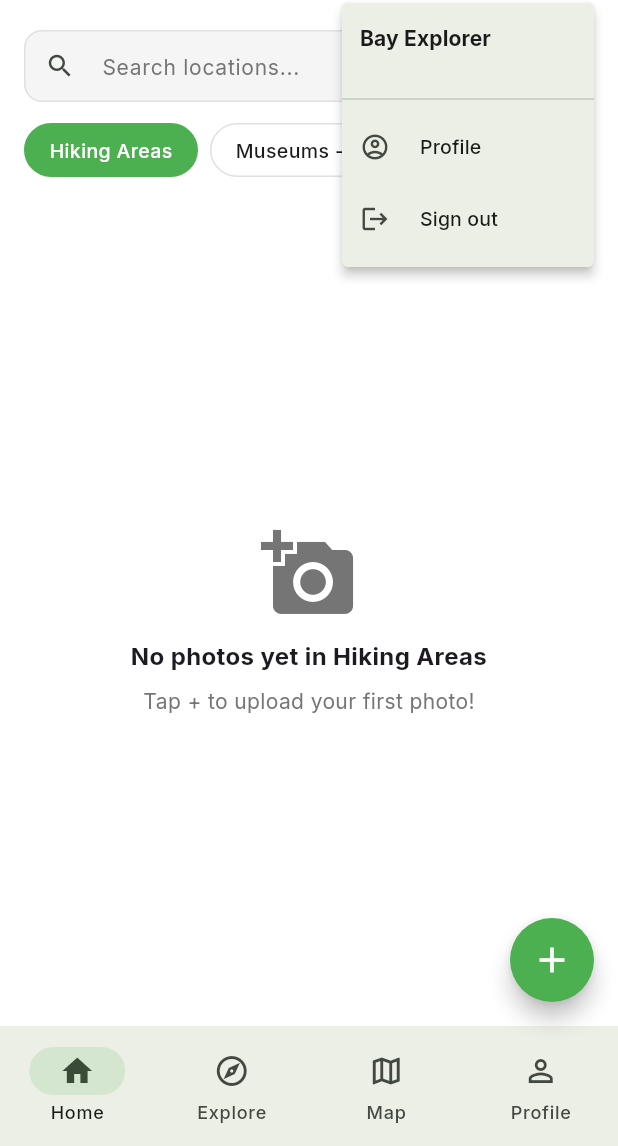
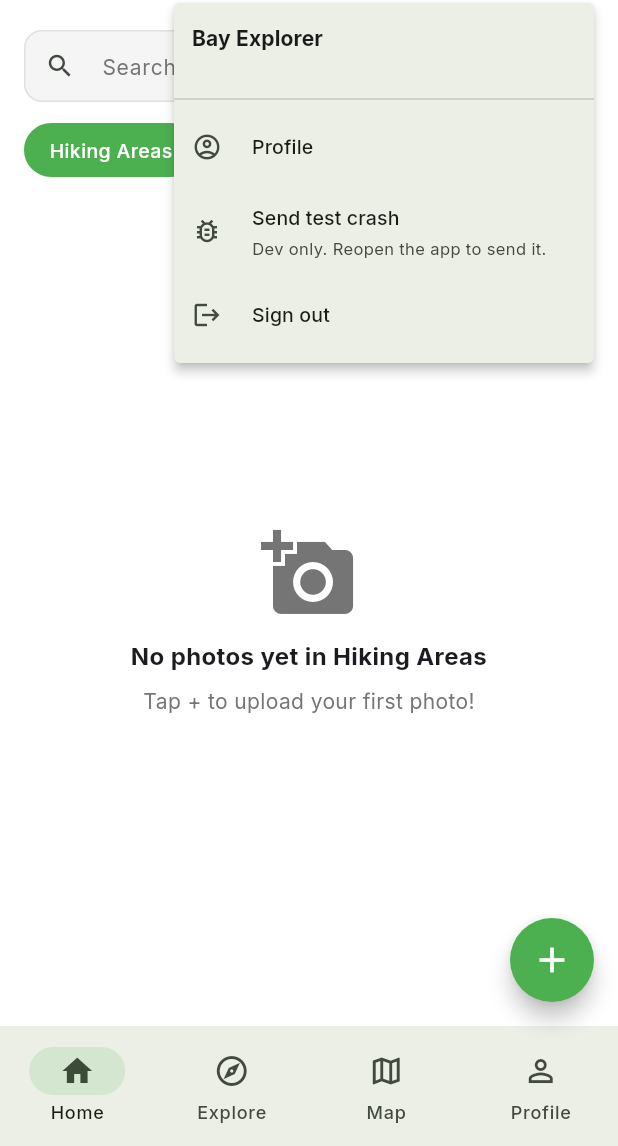
Before and after one commit to bkapsalis/photos-activities, a Flutter app: the screen it shows once a user with an empty profile is signed in, after a tap on "BE", on a phone screen of 412 x 824 dp, the part 90-1236 px from its top. Run offline on Flutter 3.47's test engine with Material 3 defaults, Android fonts, the phone set to English and light mode, and no system bars; our stand-ins replace cloud_firestore, file_picker, firebase_analytics, firebase_auth, firebase_core, firebase_crashlytics and 7 more; missing offline and left inert: dart:js_interop, exif_reader; accounts and stored records are empty.

Commit message:
Add Firebase Crashlytics on Android and iOS
Crashes now reach each environment's own Firebase project, tagged with
the environment and the user's opaque uid (so the console can count how
many people a crash affects). Uncaught errors are fatal; Flutter
framework errors (layout overflows and the like) are recorded non-fatal,
since the app usually carries on and calling each a crash would bury
real ones. Crashlytics has no web SDK, so web is a no-op.

Android applies the Crashlytics Gradle plugin (3.0.8). iOS already
bundled the right GoogleService-Info.plist per flavor, which with the
bundle-ID fix now matches each Firebase iOS app; a new last build phase
uploads the dSYM for Release and Profile builds so iOS reports are
symbolicated. Firebase comes through Swift Package Manager here, with a
CocoaPods fallback for the uploader path.

Dev builds get a "Send test crash" item in the account menu.

Verified: an iOS Release-dev build runs the upload ("Validation
succeeded. Symbol uploading will proceed in the background."), and on
the emulator the test crash fired and its report was delivered on the
next launch, with server settings showing collect_reports enabled.

Co-Authored-By: Claude Opus 5.5 <noreply@anthropic.com>

```diff
--- /dev/null
+++ b/lib/core/services/crash_reporting.dart
@@ -0,0 +1,67 @@
+import 'dart:async';
+
+import 'package:firebase_auth/firebase_auth.dart';
+import 'package:firebase_crashlytics/firebase_crashlytics.dart';
+import 'package:flutter/foundation.dart';
+
+import '../config/env_config.dart';
+
+/// Sends crashes and errors to Firebase Crashlytics.
+///
+/// Android and iOS only: Crashlytics has no web SDK, so on web every call is
+/// a no-op and errors stay in the browser console.
+class CrashReporting {
+  CrashReporting._();
+
+  static bool get supported => !kIsWeb;
+
+  /// Routes uncaught errors to Crashlytics. Call once, after
+  /// Firebase.initializeApp and EnvConfig.init.
+  static Future<void> install() async {
+    if (!supported) return;
+    final crashlytics = FirebaseCrashlytics.instance;
+
+    // Every report says which environment it came from, so a dev crash is
+    // never mistaken for one users hit.
+    await crashlytics.setCustomKey(
+      'environment',
+      EnvConfig.instance.environment.name,
+    );
+
+    // Framework errors (a layout overflow, a bad widget state) are reported
+    // non-fatal: the app usually carries on, and calling each one a crash
+    // would bury real ones. They still print to the console as before.
+    FlutterError.onError = (details) {
+      FlutterError.presentError(details);
+      crashlytics.recordFlutterError(details);
+    };
+
+    // Anything that escapes to the top of an async zone is a real crash.
+    PlatformDispatcher.instance.onError = (error, stack) {
+      crashlytics.recordError(error, stack, fatal: true);
+      return true;
+    };
+
+    // The uid lets the console count how many people a crash affects. It is
+    // an opaque Firebase id, not a name or email.
+    FirebaseAuth.instance.authStateChanges().listen((user) {
+      crashlytics.setUserIdentifier(user?.uid ?? '');
+    });
+  }
+
+  /// Records an error that was caught and handled but should not have
+  /// happened.
+  static void recordError(Object error, StackTrace? stack, {String? reason}) {
+    if (!supported) return;
+    unawaited(
+      FirebaseCrashlytics.instance.recordError(error, stack, reason: reason),
+    );
+  }
+
+  /// Deliberately crashes the app, to check reports arrive. Dev only; the
+  /// report is sent the next time the app starts.
+  static void testCrash() {
+    if (!supported || !EnvConfig.instance.isDev) return;
+    FirebaseCrashlytics.instance.crash();
+  }
+}
--- a/lib/features/auth/account_button.dart
+++ b/lib/features/auth/account_button.dart
@@ -2,7 +2,9 @@ import 'package:flutter/material.dart';
 import 'package:firebase_auth/firebase_auth.dart' as auth;
 
 import '../../core/models/models.dart';
+import '../../core/config/env_config.dart';
 import '../../core/services/auth_service.dart';
+import '../../core/services/crash_reporting.dart';
 import '../../core/theme/app_colors.dart';
 import '../../core/widgets/shared_widgets.dart';
 import '../profile/profile_screen.dart';
@@ -81,6 +83,19 @@ class AccountButton extends StatelessWidget {
                       style: TextStyle(fontSize: 11)),
                 ),
               ),
+            // Dev builds only: proves crash reports reach Crashlytics.
+            if (EnvConfig.instance.isDev && CrashReporting.supported)
+              const PopupMenuItem<String>(
+                value: 'testcrash',
+                child: ListTile(
+                  dense: true,
+                  contentPadding: EdgeInsets.zero,
+                  leading: Icon(Icons.bug_report_outlined, size: 20),
+                  title: Text('Send test crash'),
+                  subtitle: Text('Dev only. Reopen the app to send it.',
+                      style: TextStyle(fontSize: 11)),
+                ),
+              ),
             const PopupMenuItem<String>(
               value: 'signout',
               child: ListTile(
@@ -126,6 +141,11 @@ class AccountButton extends StatelessWidget {
       return;
     }
 
+    if (value == 'testcrash') {
+      CrashReporting.testCrash();
+      return;
+    }
+
     if (value == 'signout') {
       final confirmed = await _confirmSignOut(context, authService.isGuest);
       if (confirmed == true) await authService.signOut();
--- a/lib/main_dev.dart
+++ b/lib/main_dev.dart
@@ -2,6 +2,7 @@ import 'package:flutter/material.dart';
 import 'package:firebase_core/firebase_core.dart';
 import 'firebase_options_dev.dart';
 import 'core/config/env_config.dart';
+import 'core/services/crash_reporting.dart';
 import 'app.dart';
 
 void main() async {
@@ -23,5 +24,7 @@ void main() async {
     // Just use the existing instance.
   }
 
+  await CrashReporting.install();
+
   runApp(const BillsBayAreaApp());
 }
--- a/lib/main_prod.dart
+++ b/lib/main_prod.dart
@@ -2,6 +2,7 @@ import 'package:flutter/material.dart';
 import 'package:firebase_core/firebase_core.dart';
 import 'firebase_options_prod.dart';
 import 'core/config/env_config.dart';
+import 'core/services/crash_reporting.dart';
 import 'app.dart';
 
 void main() async {
@@ -22,5 +23,7 @@ void main() async {
     // Firebase already initialized (e.g. during hot restart)
   }
 
+  await CrashReporting.install();
+
   runApp(const BillsBayAreaApp());
 }
--- a/lib/main_staging.dart
+++ b/lib/main_staging.dart
@@ -2,6 +2,7 @@ import 'package:flutter/material.dart';
 import 'package:firebase_core/firebase_core.dart';
 import 'firebase_options_staging.dart';
 import 'core/config/env_config.dart';
+import 'core/services/crash_reporting.dart';
 import 'app.dart';
 
 void main() async {
@@ -22,5 +23,7 @@ void main() async {
     // Firebase already initialized (e.g. during hot restart)
   }
 
+  await CrashReporting.install();
+
   runApp(const BillsBayAreaApp());
 }
--- a/pubspec.yaml
+++ b/pubspec.yaml
@@ -52,6 +52,7 @@ dependencies:
   flutter_staggered_grid_view: ^0.7.0
   file_picker: ^11.0.3
   firebase_analytics: ^12.6.0
+  firebase_crashlytics: ^5.4.0
 
 
 dev_dependencies:
```
Also changed, not shown: pubspec.lock, 3 other files.
